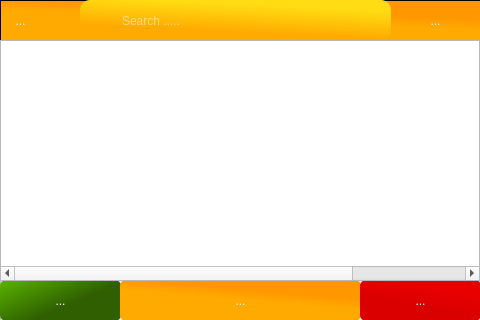
This is HPOS/s_usermanager.ui in MinniHai/HPoS_Pi as Qt 5 draws it before an edit. The edited form follows.
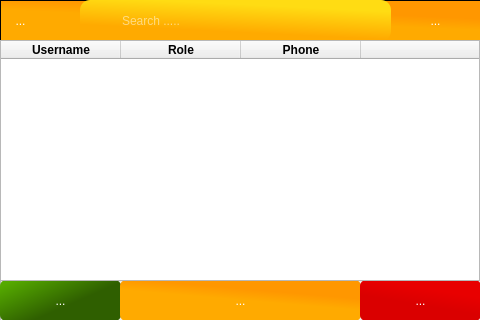
This is the edited form. Icons and pictures are not drawn.

Commit message: user manager

What changed in the file:
```diff
--- a/HPOS/s_usermanager.ui
+++ b/HPOS/s_usermanager.ui
@@ -327,7 +327,7 @@
     <enum>Qt::ScrollBarAsNeeded</enum>
    </property>
    <property name="horizontalScrollBarPolicy">
-    <enum>Qt::ScrollBarAsNeeded</enum>
+    <enum>Qt::ScrollBarAlwaysOff</enum>
    </property>
    <property name="tabKeyNavigation">
     <bool>true</bool>
@@ -348,7 +348,7 @@
     <bool>true</bool>
    </property>
    <attribute name="horizontalHeaderVisible">
-    <bool>false</bool>
+    <bool>true</bool>
    </attribute>
    <attribute name="horizontalHeaderCascadingSectionResizes">
     <bool>false</bool>
```
